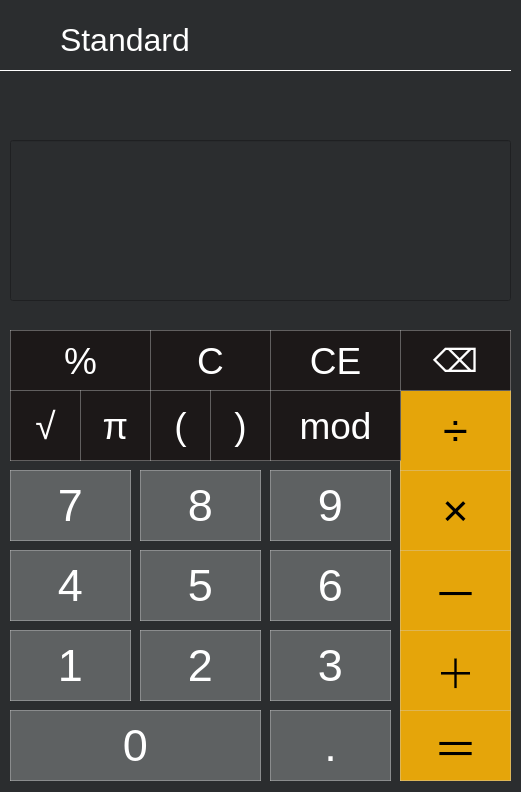
Qt form standard.ui (Calinix-Team/calculator) before a commit.
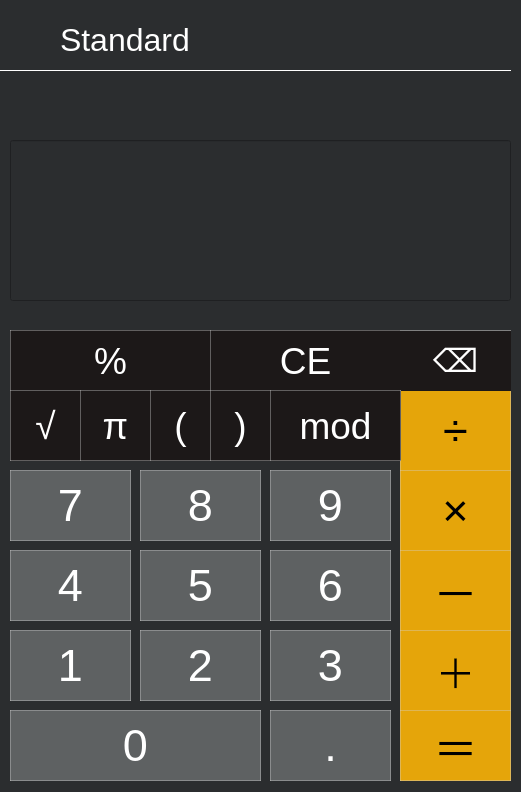
The same form after that commit. Icons and pictures are not drawn. Custom widgets are drawn as their Qt base class.

Commit message: Commented labels

```diff
--- a/standard.ui
+++ b/standard.ui
@@ -110,9 +110,9 @@
   <widget class="QPushButton" name="pushButton_7">
    <property name="geometry">
     <rect>
-     <x>270</x>
+     <x>210</x>
      <y>330</y>
-     <width>131</width>
+     <width>191</width>
      <height>61</height>
     </rect>
    </property>
@@ -159,38 +159,12 @@
     <string>＋</string>
    </property>
   </widget>
-  <widget class="QPushButton" name="pushButton_25">
-   <property name="geometry">
-    <rect>
-     <x>150</x>
-     <y>330</y>
-     <width>121</width>
-     <height>61</height>
-    </rect>
-   </property>
-   <property name="font">
-    <font>
-     <family>Segoe UI</family>
-     <pointsize>28</pointsize>
-     <weight>50</weight>
-     <bold>false</bold>
-    </font>
-   </property>
-   <property name="styleSheet">
-    <string notr="true">background-color:rgb(28, 24, 24);
-color:white;
-border:1px solid rgba(211, 211, 211, 97)</string>
-   </property>
-   <property name="text">
-    <string>C</string>
-   </property>
-  </widget>
-  <widget class="QPushButton" name="pushButton_26">
+  <widget class="QPushButton" name="remainder">
    <property name="geometry">
     <rect>
      <x>10</x>
      <y>330</y>
-     <width>141</width>
+     <width>201</width>
      <height>61</height>
     </rect>
    </property>
@@ -335,7 +309,8 @@
    <property name="styleSheet">
     <string notr="true">background-color:rgb(28, 24, 24);
 color:white;
-border:1px solid rgba(211, 211, 211, 97)</string>
+border: 0.1px solid white;
+border-top: 1px solid gray;</string>
    </property>
    <property name="text">
     <string>⌫</string>
```
Left out of the diff: 61 changed lines with no effect on the pictures. The commit also changes 1 other file.
